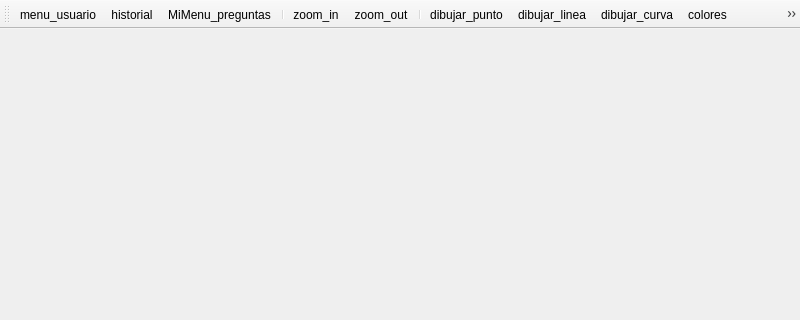
Qt form proyecto_IHM/mainwindow.ui (pgomsan/proyecto_IHM) before a commit; both pictures show x 0 to 800 and y 0 to 320 of the 800 by 600 pixel window.
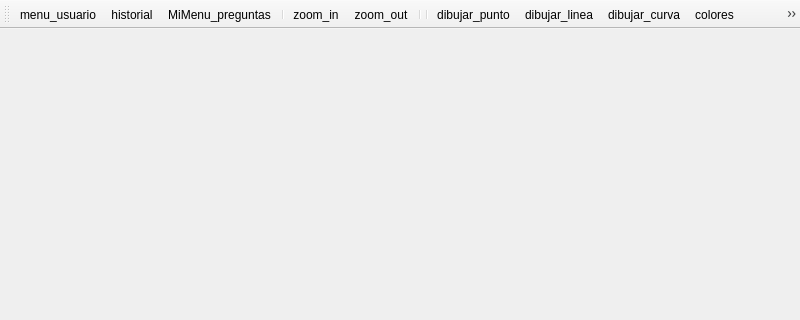
The same form after that commit. Icons and pictures are not drawn.

Commit message: Dibujo de lineas

What changed in the file:
```diff
--- a/proyecto_IHM/mainwindow.ui
+++ b/proyecto_IHM/mainwindow.ui
@@ -32,6 +32,7 @@
    <addaction name="actionzoom_in"/>
    <addaction name="actionzoom_out"/>
    <addaction name="separator"/>
+   <addaction name="separator"/>
    <addaction name="actiondibujar_punto"/>
    <addaction name="actiondibujar_linea"/>
    <addaction name="actiondibujar_curva"/>
```
The commit also changes 2 other files.
